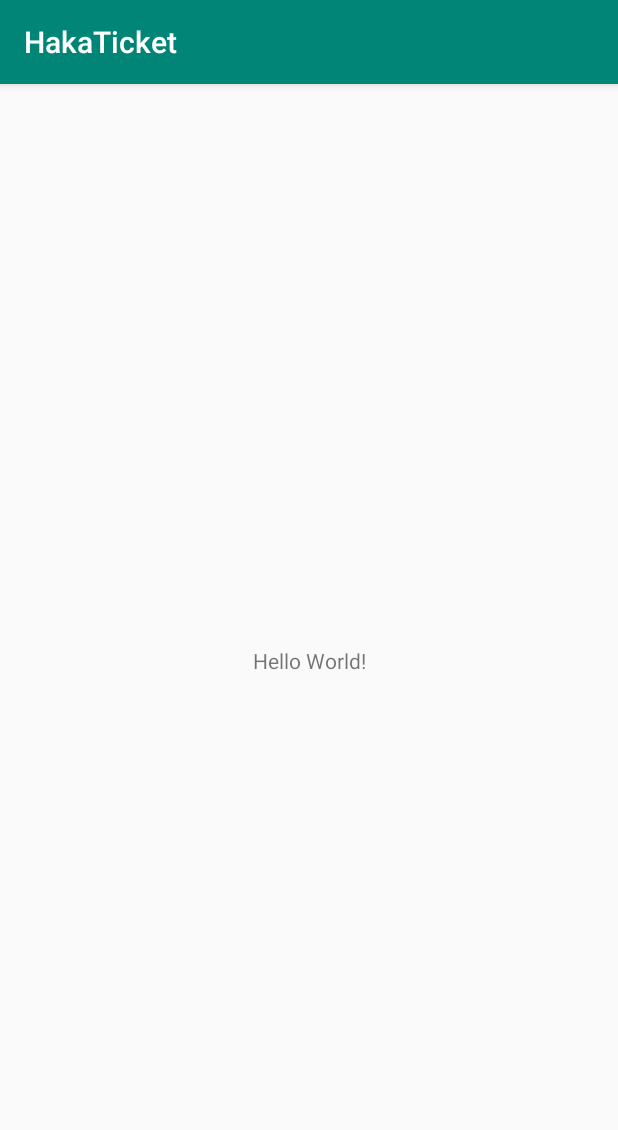
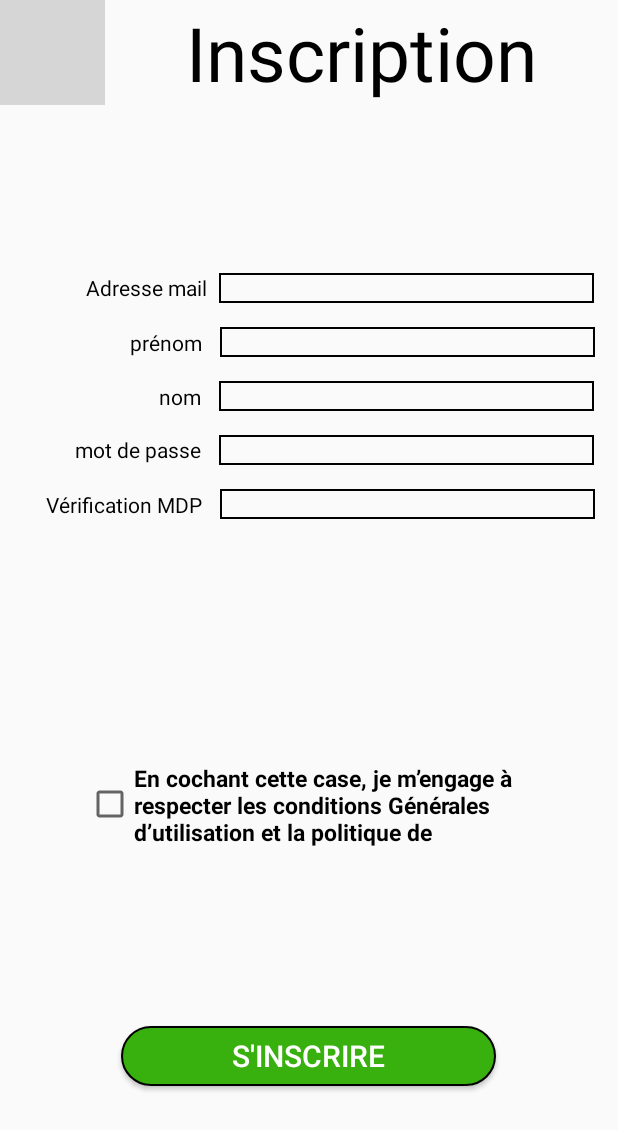
Before and after one commit to HakaTicket/HakaTicket, an Android app: the screen it shows after launch (MainActivity before the commit, RegisterActivity after it), on a phone screen of 412 x 824 dp. Shown: the top 1130 px of the screen. Run offline under Robolectric (Android 15) with nearby library versions, the phone set to English and light mode, and no system bars; grey boxes are pictures that could not be loaded.

Commit message:
front login et register

```diff
--- a/app/build.gradle
+++ b/app/build.gradle
@@ -26,4 +26,6 @@ dependencies {
     testImplementation 'junit:junit:4.12'
     androidTestImplementation 'androidx.test:runner:1.2.0'
     androidTestImplementation 'androidx.test.espresso:espresso-core:3.2.0'
+    implementation 'com.google.android.material:material:1.0.0'
+    implementation 'androidx.recyclerview:recyclerview:1.1.0'
 }
--- a/app/src/main/AndroidManifest.xml
+++ b/app/src/main/AndroidManifest.xml
@@ -9,6 +9,9 @@
         android:roundIcon="@mipmap/ic_launcher_round"
         android:supportsRtl="true"
         android:theme="@style/AppTheme">
+        <activity android:name=".ScanActivity"></activity>
+        <activity android:name=".RegisterActivity" />
+        <activity android:name=".LoginActivity" />
         <activity android:name=".MainActivity">
             <intent-filter>
                 <action android:name="android.intent.action.MAIN" />
--- a/app/src/main/java/com/example/hakaticket/MainActivity.java
+++ b/app/src/main/java/com/example/hakaticket/MainActivity.java
@@ -2,6 +2,7 @@ package com.example.hakaticket;
 
 import androidx.appcompat.app.AppCompatActivity;
 
+import android.content.Intent;
 import android.os.Bundle;
 
 public class MainActivity extends AppCompatActivity {
@@ -10,5 +11,8 @@ public class MainActivity extends AppCompatActivity {
     protected void onCreate(Bundle savedInstanceState) {
         super.onCreate(savedInstanceState);
         setContentView(R.layout.activity_main);
+        Intent i = new Intent(getApplicationContext(), RegisterActivity.class);
+        startActivity(i);
     }
+
 }
--- /dev/null
+++ b/app/src/main/java/com/example/hakaticket/RegisterActivity.java
@@ -0,0 +1,14 @@
+package com.example.hakaticket;
+
+import androidx.appcompat.app.AppCompatActivity;
+
+import android.os.Bundle;
+
+public class RegisterActivity extends AppCompatActivity {
+
+    @Override
+    protected void onCreate(Bundle savedInstanceState) {
+        super.onCreate(savedInstanceState);
+        setContentView(R.layout.activity_register);
+    }
+}
--- /dev/null
+++ b/app/src/main/res/drawable/rectanglearrondi.xml
@@ -0,0 +1,12 @@
+<?xml version="1.0" encoding="utf-8"?>
+<shape xmlns:android="http://schemas.android.com/apk/res/android" android:id="@+id/rectangle">
+        <padding android:left="2dp"
+            android:top="2dp"
+            android:right="2dp"
+            android:bottom="2dp" />
+        <corners android:radius="20dp" />
+        <solid android:color="@color/colorGrad2"></solid>
+        <stroke android:color="@color/black"
+            android:width="1dp"
+            ></stroke>
+</shape>
--- /dev/null
+++ b/app/src/main/res/drawable/rectangledroit.xml
@@ -0,0 +1,7 @@
+<?xml version="1.0" encoding="utf-8"?>
+<shape xmlns:android="http://schemas.android.com/apk/res/android" android:id="@+id/rectangle">
+
+        <stroke android:color="@color/black"
+            android:width="1dp"
+            />
+</shape>
--- /dev/null
+++ b/app/src/main/res/layout/activity_register.xml
@@ -0,0 +1,208 @@
+<?xml version="1.0" encoding="utf-8"?>
+<androidx.constraintlayout.widget.ConstraintLayout xmlns:android="http://schemas.android.com/apk/res/android"
+    xmlns:app="http://schemas.android.com/apk/res-auto"
+    xmlns:tools="http://schemas.android.com/tools"
+    android:layout_width="match_parent"
+    android:layout_height="match_parent"
+    tools:context=".LoginActivity">
+
+    <ImageView
+        android:id="@+id/logoOmbre"
+        android:layout_width="70dp"
+        android:layout_height="70dp"
+        android:src="@drawable/logo_with_shadow"
+        app:layout_constraintStart_toStartOf="parent"
+        app:layout_constraintTop_toTopOf="parent" />
+
+    <TextView
+        android:id="@+id/textMenuConnexion"
+        android:layout_width="wrap_content"
+        android:layout_height="wrap_content"
+        android:text="@string/titremenuinscription"
+        android:textColor="@color/black"
+        android:textSize="50sp"
+        android:fontFamily=""
+        app:layout_constraintBottom_toBottomOf="@+id/rectangleDroit"
+        app:layout_constraintEnd_toEndOf="@+id/rectangleDroit"
+        app:layout_constraintStart_toEndOf="@+id/logoOmbre"
+        app:layout_constraintTop_toTopOf="@+id/rectangleDroit"></TextView>
+
+    <ImageView
+        android:id="@+id/rectangleDroit"
+        android:layout_width="match_parent"
+        android:layout_height="70dp"
+        tools:ignore="MissingConstraints" />
+
+    <EditText
+        android:id="@+id/textpassword"
+        android:layout_width="250dp"
+        android:layout_height="20dp"
+        android:layout_marginTop="16dp"
+        android:background="@drawable/rectangledroit"
+        android:ems="10"
+        android:inputType="textPassword"
+        android:textColor="@color/black"
+        app:layout_constraintEnd_toEndOf="parent"
+        app:layout_constraintHorizontal_bias="0.9"
+        app:layout_constraintStart_toStartOf="parent"
+        app:layout_constraintTop_toBottomOf="@+id/textusername" />
+
+    <EditText
+        android:id="@+id/textpassword2"
+        android:layout_width="250dp"
+        android:layout_height="20dp"
+        android:layout_marginTop="16dp"
+        android:background="@drawable/rectangledroit"
+        android:ems="10"
+        android:inputType="textPassword"
+        android:textColor="@color/black"
+        app:layout_constraintEnd_toEndOf="parent"
+        app:layout_constraintHorizontal_bias="0.9"
+        app:layout_constraintStart_toStartOf="parent"
+        app:layout_constraintTop_toBottomOf="@+id/textpassword" />
+
+    <EditText
+        android:id="@+id/textpassword3"
+        android:layout_width="250dp"
+        android:layout_height="20dp"
+        android:layout_marginTop="16dp"
+        android:background="@drawable/rectangledroit"
+        android:ems="10"
+        android:inputType="textPassword"
+        android:textColor="@color/black"
+        app:layout_constraintEnd_toEndOf="parent"
+        app:layout_constraintHorizontal_bias="0.906"
+        app:layout_constraintStart_toStartOf="parent"
+        app:layout_constraintTop_toBottomOf="@+id/textpassword2" />
+
+    <TextView
+        android:id="@+id/labelnom"
+        android:layout_width="wrap_content"
+        android:layout_height="wrap_content"
+        android:layout_marginEnd="12dp"
+        android:layout_marginRight="12dp"
+        android:text="@string/labelnom"
+        android:textColor="@color/black"
+        android:textSize="14sp"
+        app:layout_constraintBottom_toBottomOf="@+id/textpassword"
+        app:layout_constraintEnd_toStartOf="@+id/textpassword"
+        app:layout_constraintTop_toTopOf="@+id/textpassword"
+        app:layout_constraintVertical_bias="1.0" />
+
+    <TextView
+        android:id="@+id/labelpassword"
+        android:layout_width="wrap_content"
+        android:layout_height="wrap_content"
+        android:layout_marginEnd="12dp"
+        android:layout_marginRight="12dp"
+        android:layout_marginBottom="1dp"
+        android:text="@string/labelpassword"
+        android:textColor="@color/black"
+        android:textSize="14sp"
+        app:layout_constraintBottom_toBottomOf="@+id/textpassword2"
+        app:layout_constraintEnd_toStartOf="@+id/textpassword2"
+        app:layout_constraintTop_toTopOf="@+id/textpassword2"
+        app:layout_constraintVertical_bias="0.0" />
+
+    <TextView
+        android:id="@+id/labelverification"
+        android:layout_width="wrap_content"
+        android:layout_height="wrap_content"
+        android:layout_marginEnd="12dp"
+        android:layout_marginRight="12dp"
+        android:text="@string/labelverification"
+        android:textColor="@color/black"
+        android:textSize="14sp"
+        app:layout_constraintBottom_toBottomOf="@+id/textpassword3"
+        app:layout_constraintEnd_toStartOf="@+id/textpassword3"
+        app:layout_constraintTop_toTopOf="@+id/textpassword3"
+        app:layout_constraintVertical_bias="1.0" />
+
+    <EditText
+        android:id="@+id/textusername"
+        android:layout_width="250dp"
+        android:layout_height="20dp"
+        android:layout_marginTop="16dp"
+        android:background="@drawable/rectangledroit"
+        android:ems="10"
+        android:inputType="textEmailAddress"
+        android:textColor="@color/black"
+        app:layout_constraintEnd_toEndOf="parent"
+        app:layout_constraintHorizontal_bias="0.906"
+        app:layout_constraintStart_toStartOf="parent"
+        app:layout_constraintTop_toBottomOf="@+id/textusername2" />
+
+
+    <EditText
+        android:id="@+id/textusername2"
+        android:layout_width="250dp"
+        android:layout_height="20dp"
+        android:layout_marginTop="112dp"
+        android:background="@drawable/rectangledroit"
+        android:ems="10"
+        android:inputType="textEmailAddress"
+        android:textColor="@color/black"
+        app:layout_constraintEnd_toEndOf="parent"
+        app:layout_constraintHorizontal_bias="0.9"
+        app:layout_constraintStart_toStartOf="parent"
+        app:layout_constraintTop_toBottomOf="@+id/rectangleDroit" />
+
+    <TextView
+        android:id="@+id/labelprenom"
+        android:layout_width="wrap_content"
+        android:layout_height="wrap_content"
+        android:layout_marginEnd="12dp"
+        android:layout_marginRight="12dp"
+        android:text="@string/labelprenom"
+        android:textColor="@color/black"
+        android:textSize="14sp"
+        app:layout_constraintBottom_toBottomOf="@+id/textusername"
+        app:layout_constraintEnd_toStartOf="@+id/textusername"
+        app:layout_constraintTop_toTopOf="@+id/textusername"
+        app:layout_constraintVertical_bias="1.0" />
+
+    <TextView
+        android:id="@+id/labelsaisiemail"
+        android:layout_width="wrap_content"
+        android:layout_height="wrap_content"
+        android:layout_marginEnd="8dp"
+        android:layout_marginRight="8dp"
+        android:layout_marginBottom="1dp"
+        android:text="@string/labelsaisiemail"
+        android:textColor="@color/black"
+        android:textSize="14sp"
+        app:layout_constraintBottom_toBottomOf="@+id/textusername2"
+        app:layout_constraintEnd_toStartOf="@+id/textusername2"
+        app:layout_constraintTop_toTopOf="@+id/textusername2"
+        app:layout_constraintVertical_bias="0.0" />
+
+    <Button
+        android:id="@+id/boutoninscrire"
+        android:layout_width="250dp"
+        android:layout_height="40dp"
+        android:layout_marginBottom="100dp"
+        android:background="@drawable/rectanglearrondi"
+        android:shadowColor="@color/black"
+        android:text="@string/boutoninscrire"
+        android:textColor="@color/white"
+        android:textSize="20sp"
+        app:layout_constraintBottom_toBottomOf="parent"
+        app:layout_constraintEnd_toEndOf="parent"
+        app:layout_constraintHorizontal_bias="0.496"
+        app:layout_constraintStart_toStartOf="parent" />
+
+    <CheckBox
+        android:id="@+id/checkBox"
+        android:layout_width="296dp"
+        android:layout_height="56dp"
+        android:layout_marginBottom="120dp"
+        android:text="@string/textecgu"
+        android:textSize="15sp"
+        android:textStyle="bold"
+        app:layout_constraintBottom_toTopOf="@+id/boutoninscrire"
+        app:layout_constraintEnd_toEndOf="parent"
+        app:layout_constraintHorizontal_bias="0.495"
+        app:layout_constraintStart_toStartOf="parent" />
+
+
+</androidx.constraintlayout.widget.ConstraintLayout>
--- a/app/src/main/res/values/colors.xml
+++ b/app/src/main/res/values/colors.xml
@@ -3,4 +3,10 @@
     <color name="colorPrimary">#008577</color>
     <color name="colorPrimaryDark">#00574B</color>
     <color name="colorAccent">#D81B60</color>
+
+    <color name="colorGrad1">#085D33</color>
+    <color name="colorGrad2">#38B00D</color>
+    <color name="black">#000000</color>
+    <color name="white">#FFFFFF</color>
+
 </resources>
--- a/app/src/main/res/values/strings.xml
+++ b/app/src/main/res/values/strings.xml
@@ -1,3 +1,17 @@
 <resources>
     <string name="app_name">HakaTicket</string>
+    <string name="TitreMenuConnexion">Receipter</string>
+    <string name="TitreDescriptionConnexion">Bienvenue sur l’application Receipter Veuillez vous connecter pour y accéder</string>
+    <string name="labelusername">mail/nom d\'utilisateur</string>
+    <string name="labelpassword">mot de passe</string>
+    <string name="boutonconnexion">se connecter</string>
+    <string name="textbasdepage">Vous n’êtes pas encore inscrits ?</string>
+    <string name="lieninscription">Inscrivez-vous ici</string>
+    <string name="titremenuinscription">Inscription</string>
+    <string name="labelsaisiemail">Adresse mail</string>
+    <string name="labelprenom">prénom</string>
+    <string name="labelnom">nom</string>
+    <string name="labelverification">Vérification MDP</string>
+    <string name="boutoninscrire">S\'inscrire</string>
+    <string name="textecgu">En cochant cette case, je m’engage à respecter les conditions Générales d’utilisation et la politique de confidentialité</string>
 </resources>
--- a/app/src/main/res/values/styles.xml
+++ b/app/src/main/res/values/styles.xml
@@ -1,7 +1,7 @@
 <resources>
 
     <!-- Base application theme. -->
-    <style name="AppTheme" parent="Theme.AppCompat.Light.DarkActionBar">
+    <style name="AppTheme" parent="Theme.AppCompat.Light.NoActionBar">
         <!-- Customize your theme here. -->
         <item name="colorPrimary">@color/colorPrimary</item>
         <item name="colorPrimaryDark">@color/colorPrimaryDark</item>
```
Also changed, not shown: app/src/main/java/com/example/hakaticket/LoginActivity.java (added, +14 -0 lines), app/src/main/java/com/example/hakaticket/MyAdapter.java (added, +35 -0 lines), app/src/main/java/com/example/hakaticket/ScanActivity.java (added, +14 -0 lines), app/src/main/res/drawable/main_gradient.xml (added, +8 -0 lines), app/src/main/res/layout/activity_login.xml (added, +151 -0 lines), app/src/main/res/layout/activity_scan.xml (added, +9 -0 lines).
